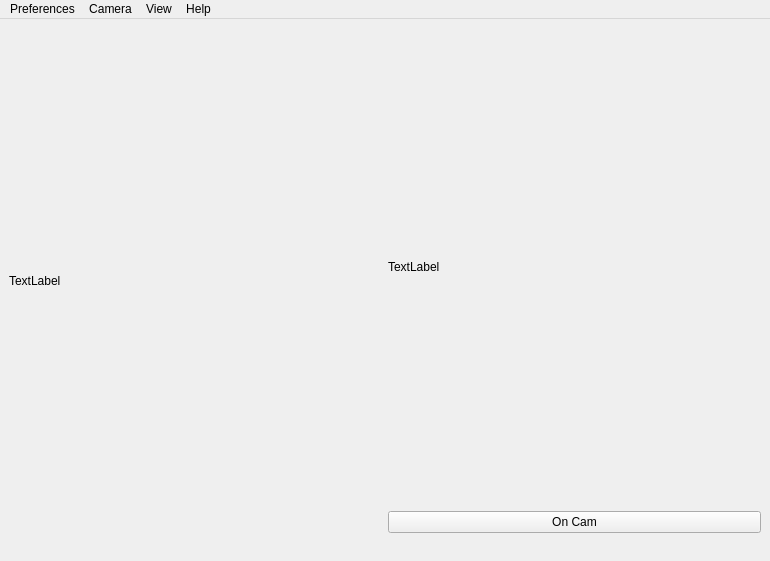
Qt form main.ui (Bideiro/Traffic_Sign_Detection) before a commit.
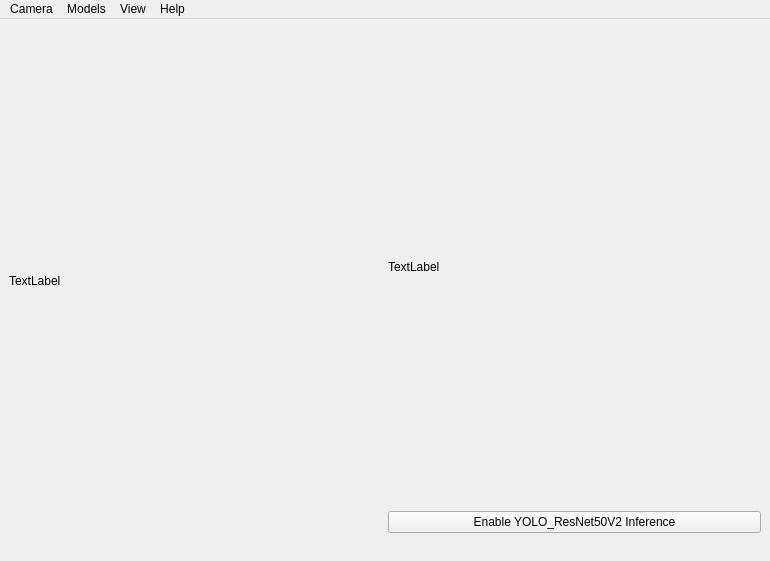
The same form after that commit.

Commit message: more improvements into GUI functionality but no pipeline yet

Diff of the .ui file:
```diff
--- a/main.ui
+++ b/main.ui
@@ -38,7 +38,7 @@
       <item>
        <widget class="QPushButton" name="On_cam">
         <property name="text">
-         <string>On Cam</string>
+         <string>Enable YOLO_ResNet50V2 Inference</string>
         </property>
        </widget>
       </item>
@@ -62,15 +62,6 @@
     <addaction name="separator"/>
     <addaction name="actionRefresh"/>
    </widget>
-   <widget class="QMenu" name="menuPreferences">
-    <property name="title">
-     <string>Preferences</string>
-    </property>
-    <addaction name="actionVideo_Inference"/>
-    <addaction name="separator"/>
-    <addaction name="actionSet_YOLO_Model"/>
-    <addaction name="actionSet_ResNet50V2_Model"/>
-   </widget>
    <widget class="QMenu" name="menuView">
     <property name="title">
      <string>View</string>
@@ -81,8 +72,15 @@
      <string>Help</string>
     </property>
    </widget>
-   <addaction name="menuPreferences"/>
+   <widget class="QMenu" name="menuModels">
+    <property name="title">
+     <string>Models</string>
+    </property>
+    <addaction name="actionLoad_YOLO"/>
+    <addaction name="actionLoad_ResNet"/>
+   </widget>
    <addaction name="menuCamera"/>
+   <addaction name="menuModels"/>
    <addaction name="menuView"/>
    <addaction name="menuHelp"/>
   </widget>
```
Left out of the diff: 12 changed lines with no effect on the pictures. The commit also changes 4 other files.
